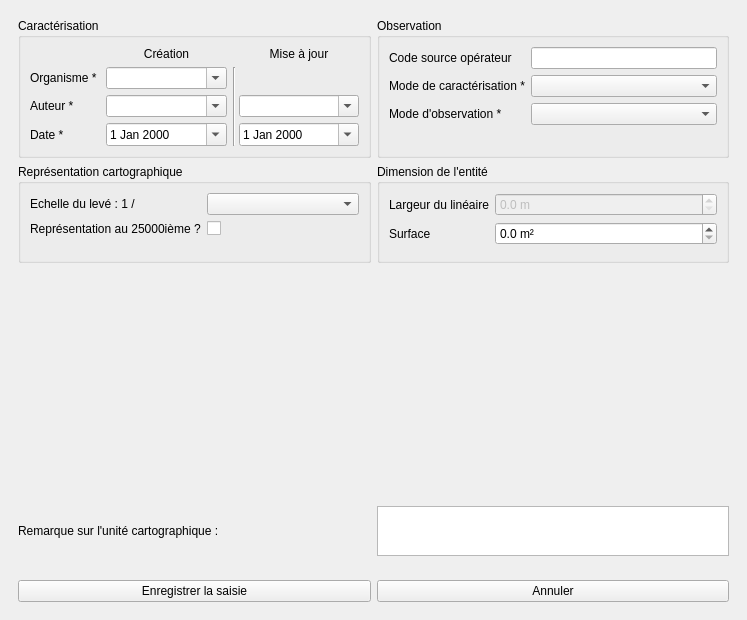
Old version of the form ui/form_uvc.ui in the repository IGNF/saisie_carhab.
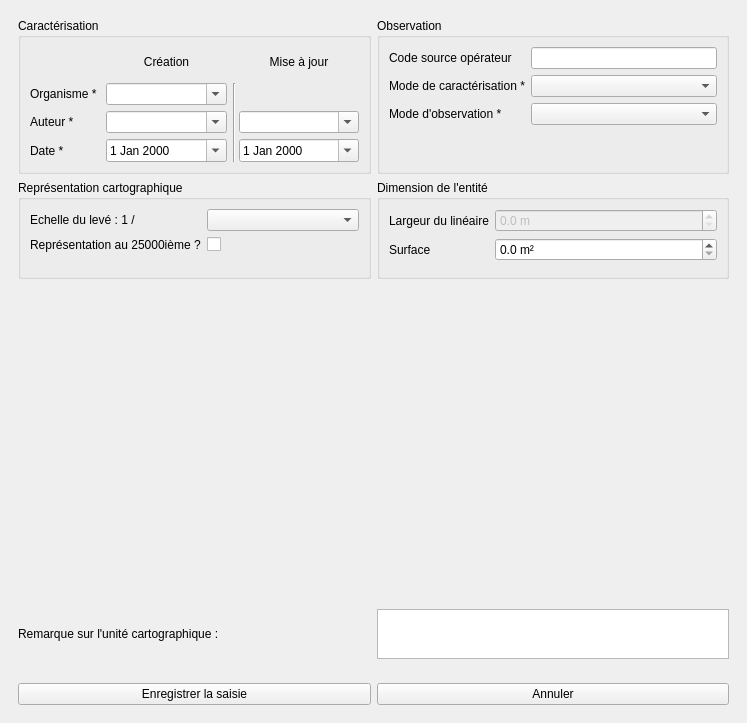
New version of the form.

```diff
--- a/ui/form_uvc.ui
+++ b/ui/form_uvc.ui
@@ -7,7 +7,7 @@
     <x>0</x>
     <y>0</y>
     <width>747</width>
-    <height>620</height>
+    <height>723</height>
    </rect>
   </property>
   <property name="windowTitle">
@@ -29,7 +29,7 @@
          <x>0</x>
          <y>0</y>
          <width>729</width>
-         <height>533</height>
+         <height>636</height>
         </rect>
        </property>
        <layout class="QGridLayout" name="gridLayout_2">
```
